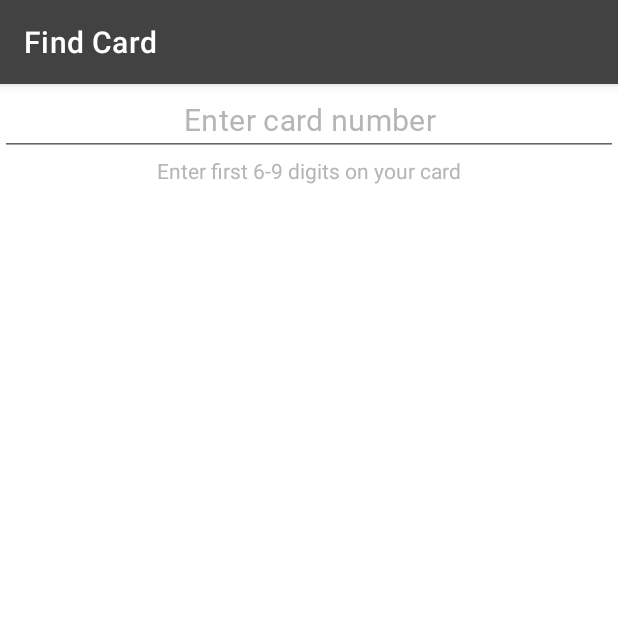
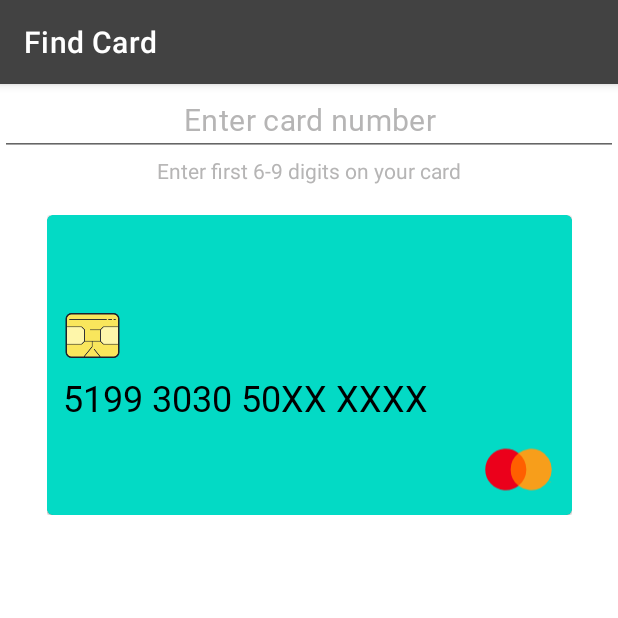
Before and after one commit to AlbertAkpos/find-card, an Android app: the FindCardFragment screen opened through its navigation route, on a phone screen of 412 x 824 dp, the top half of it. Run offline under Robolectric (Android 15) with nearby library versions, the phone set to English and light mode, and no system bars; Roboto replaces fonts that are not available here.

Commit message:
implented card animation

```diff
--- a/app/build.gradle
+++ b/app/build.gradle
@@ -8,6 +8,11 @@ plugins {
 android {
     compileSdkVersion 30
     buildToolsVersion "30.0.1"
+
+    buildFeatures {
+        viewBinding true
+        dataBinding true
+    }
 
     defaultConfig {
         applicationId "me.alberto.findcard"
@@ -63,4 +68,6 @@ dependencies {
     //Dagger
     implementation 'com.google.dagger:dagger:2.28.3'
     kapt 'com.google.dagger:dagger-compiler:2.28.1'
+
+
 }
--- a/app/src/main/java/me/alberto/findcard/screen/findcard/view/FindCardFragment.kt
+++ b/app/src/main/java/me/alberto/findcard/screen/findcard/view/FindCardFragment.kt
@@ -1,17 +1,22 @@
 package me.alberto.findcard.screen.findcard.view
 
+import android.animation.AnimatorInflater
+import android.animation.AnimatorSet
 import android.os.Bundle
-import androidx.fragment.app.Fragment
 import android.view.LayoutInflater
 import android.view.View
 import android.view.ViewGroup
+import androidx.fragment.app.Fragment
 import me.alberto.findcard.R
-
-
+import me.alberto.findcard.databinding.FragmentFindCardBinding
 
 
 class FindCardFragment : Fragment() {
 
+    private lateinit var setRightOut: AnimatorSet
+    private lateinit var setLeftIn: AnimatorSet
+    private var backCardVisible = false
+    private lateinit var binding: FragmentFindCardBinding
 
     override fun onCreate(savedInstanceState: Bundle?) {
         super.onCreate(savedInstanceState)
@@ -21,8 +26,47 @@ class FindCardFragment : Fragment() {
         inflater: LayoutInflater, container: ViewGroup?,
         savedInstanceState: Bundle?
     ): View? {
-        // Inflate the layout for this fragment
-        return inflater.inflate(R.layout.fragment_find_card, container, false)
+        binding = FragmentFindCardBinding.inflate(inflater, container, false)
+
+        initializations()
+        setClickListeners()
+
+        return binding.root
+    }
+
+    private fun setClickListeners() {
+        binding.frontCard.setOnClickListener { flipCard() }
+        binding.backCard.setOnClickListener { flipCard() }
+    }
+
+
+    private fun flipCard() {
+        if (!backCardVisible) {
+            setRightOut.setTarget(binding.frontCard)
+            setLeftIn.setTarget(binding.backCard)
+            setRightOut.start()
+            setLeftIn.start()
+            backCardVisible = true
+        } else {
+            setRightOut.setTarget(binding.backCard)
+            setLeftIn.setTarget(binding.frontCard)
+            setRightOut.start()
+            setLeftIn.start()
+            backCardVisible = false
+        }
+    }
+
+    private fun initializations() {
+
+        setRightOut =
+            AnimatorInflater.loadAnimator(requireContext(), R.animator.out_animation) as AnimatorSet
+        setLeftIn =
+            AnimatorInflater.loadAnimator(requireContext(), R.animator.in_animation) as AnimatorSet
+
+        val distance = 8000
+        val scale = resources.displayMetrics.density * distance
+        binding.frontCard.cameraDistance = scale
+        binding.backCard.cameraDistance = scale
     }
 
 }
--- a/app/src/main/res/layout/card_front_layout.xml
+++ b/app/src/main/res/layout/card_front_layout.xml
@@ -1,9 +1,9 @@
 <?xml version="1.0" encoding="utf-8"?>
 <androidx.constraintlayout.widget.ConstraintLayout xmlns:android="http://schemas.android.com/apk/res/android"
+    xmlns:app="http://schemas.android.com/apk/res-auto"
+    xmlns:tools="http://schemas.android.com/tools"
     android:layout_width="match_parent"
-    android:layout_height="wrap_content"
-    xmlns:app="http://schemas.android.com/apk/res-auto"
-    xmlns:tools="http://schemas.android.com/tools">
+    android:layout_height="wrap_content">
 
     <com.google.android.material.card.MaterialCardView
         android:layout_width="@dimen/card_width"
@@ -43,20 +43,29 @@
                 android:id="@+id/card_number_length"
                 android:layout_width="wrap_content"
                 android:layout_height="wrap_content"
-                tools:text="16 digits"
                 android:layout_marginStart="@dimen/pd_sm"
                 app:layout_constraintStart_toStartOf="parent"
-                app:layout_constraintTop_toBottomOf="@+id/card_number" />
+                app:layout_constraintTop_toBottomOf="@+id/card_number"
+                tools:text="16 digits" />
 
             <TextView
-                tools:text="UBA"
+                android:layout_width="wrap_content"
+                android:layout_height="wrap_content"
+                android:layout_marginStart="@dimen/pd_sm"
+                android:textStyle="italic"
+                app:layout_constraintStart_toStartOf="parent"
+                app:layout_constraintTop_toBottomOf="@id/card_number_length"
+                tools:text="Prepaid" />
+
+            <TextView
                 android:layout_width="wrap_content"
                 android:layout_height="wrap_content"
                 android:layout_marginEnd="@dimen/pd_sm"
                 android:textAppearance="@style/TextAppearance.MaterialComponents.Headline6"
                 android:textStyle="italic"
                 app:layout_constraintEnd_toEndOf="parent"
-                app:layout_constraintTop_toTopOf="parent" />
+                app:layout_constraintTop_toTopOf="parent"
+                tools:text="UBA" />
 
             <ImageView
                 android:layout_width="50dp"
--- a/app/src/main/res/layout/fragment_find_card.xml
+++ b/app/src/main/res/layout/fragment_find_card.xml
@@ -5,6 +5,7 @@
     android:layout_width="match_parent"
     android:layout_height="match_parent"
     tools:context=".screen.findcard.view.FindCardFragment">
+
     <com.google.android.material.appbar.AppBarLayout
         android:id="@+id/app_bar"
         android:layout_width="match_parent"
@@ -13,6 +14,7 @@
         app:layout_constraintEnd_toEndOf="parent"
         app:layout_constraintStart_toStartOf="parent"
         app:layout_constraintTop_toTopOf="parent">
+
         <androidx.appcompat.widget.Toolbar
             android:id="@+id/toolbar"
             android:layout_width="match_parent"
@@ -38,16 +40,54 @@
         android:id="@+id/label_text"
         android:layout_width="wrap_content"
         android:layout_height="wrap_content"
+        android:text="@string/card_label_text"
         android:textAppearance="@style/TextAppearance.AppCompat.Body1"
         android:textColor="@color/faint_white"
-        android:text="@string/card_label_text"
         app:layout_constraintEnd_toEndOf="parent"
         app:layout_constraintStart_toStartOf="parent"
         app:layout_constraintTop_toBottomOf="@+id/editText" />
 
 
+    <androidx.constraintlayout.widget.ConstraintLayout
+        android:id="@+id/back_card"
+        android:layout_width="wrap_content"
+        android:layout_height="wrap_content"
+        android:layout_marginTop="@dimen/mg_md"
+        app:layout_constraintEnd_toEndOf="parent"
+        app:layout_constraintStart_toStartOf="parent"
+        app:layout_constraintTop_toBottomOf="@+id/label_text">
+
+        <include
+            layout="@layout/card_back"
+            android:layout_width="wrap_content"
+            android:layout_height="wrap_content"
+            app:layout_constraintBottom_toBottomOf="parent"
+            app:layout_constraintEnd_toEndOf="parent"
+            app:layout_constraintStart_toStartOf="parent"
+            app:layout_constraintTop_toTopOf="parent" />
+
+    </androidx.constraintlayout.widget.ConstraintLayout>
 
 
+    <androidx.constraintlayout.widget.ConstraintLayout
+        android:id="@+id/front_card"
+        android:layout_width="wrap_content"
+        android:layout_height="wrap_content"
+        android:layout_marginTop="@dimen/mg_md"
+        app:layout_constraintEnd_toEndOf="parent"
+        app:layout_constraintStart_toStartOf="parent"
+        app:layout_constraintTop_toBottomOf="@+id/label_text">
+
+        <include
+            layout="@layout/card_front_layout"
+            android:layout_width="wrap_content"
+            android:layout_height="wrap_content"
+            app:layout_constraintBottom_toBottomOf="parent"
+            app:layout_constraintEnd_toEndOf="parent"
+            app:layout_constraintStart_toStartOf="parent"
+            app:layout_constraintTop_toTopOf="parent" />
+
+    </androidx.constraintlayout.widget.ConstraintLayout>
 
 
 </androidx.constraintlayout.widget.ConstraintLayout>
--- a/app/src/main/res/values/dimens.xml
+++ b/app/src/main/res/values/dimens.xml
@@ -4,4 +4,5 @@
     <dimen name="card_height">200dp</dimen>
     <dimen name="pd_sm">5dp</dimen>
     <dimen name="chip_size">50dp</dimen>
+    <dimen name="mg_md">20dp</dimen>
 </resources>
```
